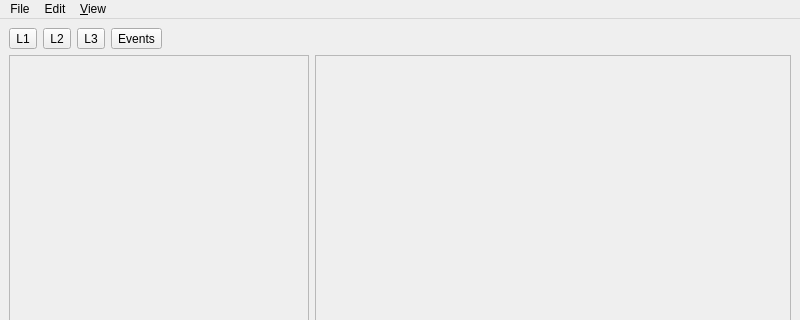
The window that mainwindow.ui (jowin202/YaRXP) describes before a commit, drawn with Qt 5; both pictures show x 0 to 800 and y 0 to 320 of the 800 by 600 pixel window.
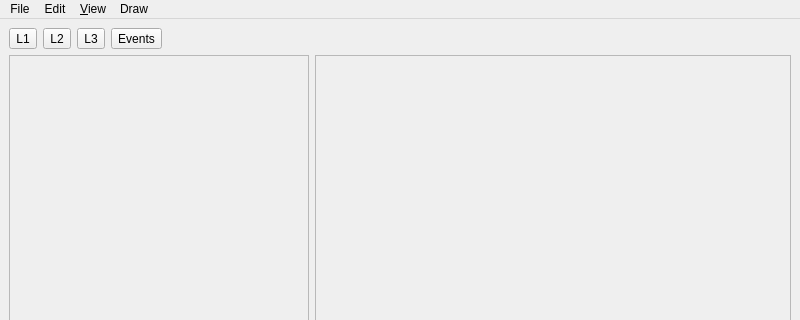
The same window after the commit. Custom widgets are drawn as their Qt base class.

Patch:
```diff
--- a/mainwindow.ui
+++ b/mainwindow.ui
@@ -266,9 +266,18 @@
     <addaction name="actionCurrent_Layers_and_below"/>
     <addaction name="actionAll_Layers"/>
    </widget>
+   <widget class="QMenu" name="menuDraw">
+    <property name="title">
+     <string>Draw</string>
+    </property>
+    <addaction name="actionPen"/>
+    <addaction name="actionRectangle_Fill"/>
+    <addaction name="actionFlood_Fill"/>
+   </widget>
    <addaction name="menuFile"/>
    <addaction name="menuEdit"/>
    <addaction name="menuView"/>
+   <addaction name="menuDraw"/>
   </widget>
   <widget class="QStatusBar" name="statusbar"/>
   <action name="actionNew">
```
Left out of the diff: 15 changed lines with no effect on the pictures.
